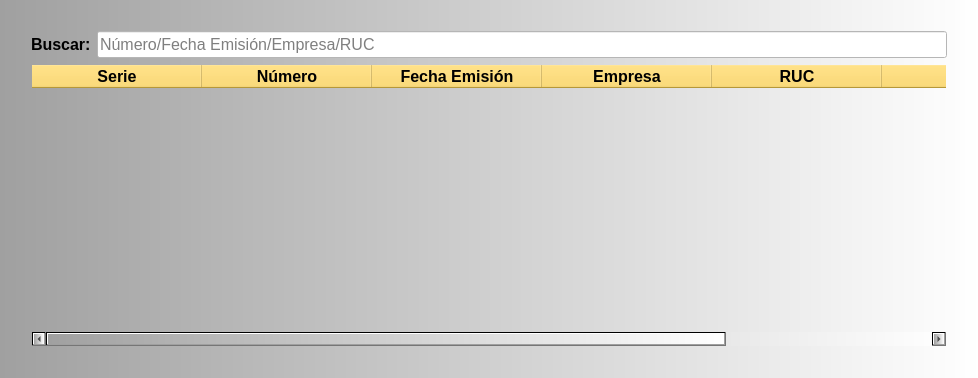
Qt form ERP_Consulta_Nota.ui (RonnyOre/P11_Notas) before a commit.
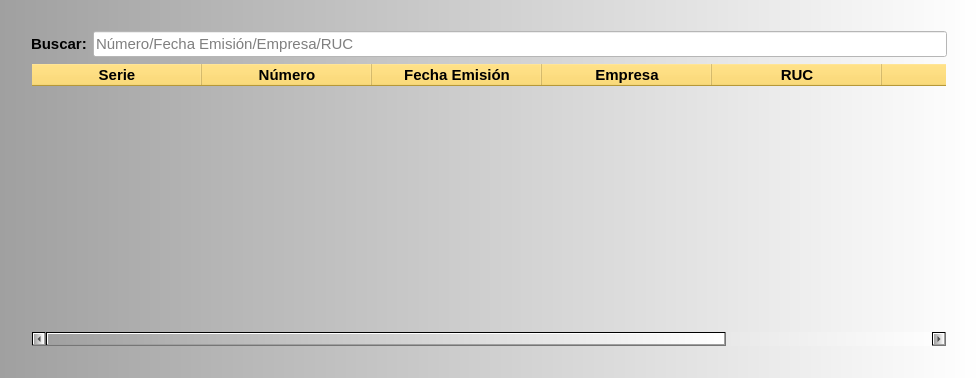
The same form after that commit.

Patch:
```diff
--- a/ERP_Consulta_Nota.ui
+++ b/ERP_Consulta_Nota.ui
@@ -51,7 +51,7 @@
         <widget class="QLabel" name="label">
          <property name="font">
           <font>
-           <pointsize>12</pointsize>
+           <pointsize>11</pointsize>
            <weight>75</weight>
            <bold>true</bold>
           </font>
@@ -68,7 +68,7 @@
         <widget class="QLineEdit" name="lePalabra">
          <property name="font">
           <font>
-           <pointsize>12</pointsize>
+           <pointsize>11</pointsize>
           </font>
          </property>
          <property name="styleSheet">
@@ -91,7 +91,7 @@
       <widget class="QTreeWidget" name="twNotas">
        <property name="font">
         <font>
-         <pointsize>12</pointsize>
+         <pointsize>11</pointsize>
         </font>
        </property>
        <property name="styleSheet">
@@ -113,7 +113,7 @@
         </property>
         <property name="font">
          <font>
-          <pointsize>12</pointsize>
+          <pointsize>11</pointsize>
           <weight>75</weight>
           <bold>true</bold>
          </font>
@@ -128,7 +128,7 @@
         </property>
         <property name="font">
          <font>
-          <pointsize>12</pointsize>
+          <pointsize>11</pointsize>
           <weight>75</weight>
           <bold>true</bold>
          </font>
@@ -143,7 +143,7 @@
         </property>
         <property name="font">
          <font>
-          <pointsize>12</pointsize>
+          <pointsize>11</pointsize>
           <weight>75</weight>
           <bold>true</bold>
          </font>
@@ -158,7 +158,7 @@
         </property>
         <property name="font">
          <font>
-          <pointsize>12</pointsize>
+          <pointsize>11</pointsize>
           <weight>75</weight>
           <bold>true</bold>
          </font>
@@ -173,7 +173,7 @@
         </property>
         <property name="font">
          <font>
-          <pointsize>12</pointsize>
+          <pointsize>11</pointsize>
           <weight>75</weight>
           <bold>true</bold>
          </font>
@@ -188,7 +188,7 @@
         </property>
         <property name="font">
          <font>
-          <pointsize>12</pointsize>
+          <pointsize>11</pointsize>
           <weight>75</weight>
           <bold>true</bold>
          </font>
@@ -203,7 +203,7 @@
         </property>
         <property name="font">
          <font>
-          <pointsize>12</pointsize>
+          <pointsize>11</pointsize>
           <weight>75</weight>
           <bold>true</bold>
          </font>
```
